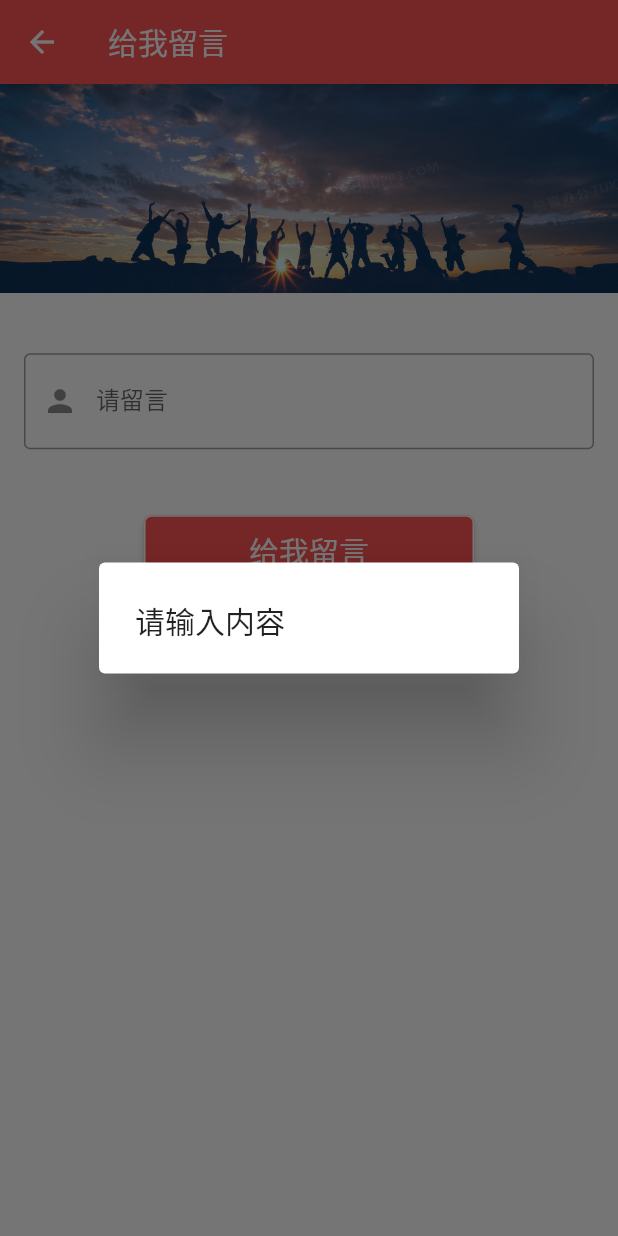
After one commit to bigirstproject/flutter_client, a Flutter app: the AboutContactPage screen opened directly, after a tap on "给我留言", on a phone screen of 412 x 824 dp. The commit adds this screen. Run offline on Flutter 3.47's test engine with Material 2 defaults, Android fonts, the phone set to English and light mode, and no system bars; our stand-ins replace flutter_swiper; missing offline and left inert: flutter_webview_plugin; network calls fail.

Commit message:
feat:给我留言模块

```diff
--- /dev/null
+++ b/lib/pages/about_contact_page.dart
@@ -0,0 +1,95 @@
+import 'package:flutter/material.dart';
+import '../services/contact.dart';
+
+/**
+ *  给我留言
+ */
+class AboutContactPage extends StatefulWidget {
+  @override
+  State<StatefulWidget> createState() {
+    return AboutContactPageState();
+  }
+}
+
+class AboutContactPageState extends State<AboutContactPage> {
+  TextEditingController controller = new TextEditingController(text: "");
+
+  @override
+  Widget build(BuildContext context) {
+    return Scaffold(
+      appBar: AppBar(
+        title: Text("给我留言"),
+      ),
+      body: Container(
+        color: Colors.white,
+        child: Column(
+          mainAxisAlignment: MainAxisAlignment.start,
+          crossAxisAlignment: CrossAxisAlignment.center,
+          children: [
+            Image.asset("assets/images/banners/2.jpeg", fit: BoxFit.cover),
+            SizedBox(
+              height: 40,
+            ),
+            SizedBox(
+              width: 380,
+              height: 68,
+              child: TextField(
+                controller: controller,
+                decoration: InputDecoration(
+                    hintText: "请留言",
+                    labelText: "请留言",
+                    border: OutlineInputBorder(),
+                    prefixIcon: Icon(Icons.person)),
+              ),
+            ),
+            SizedBox(
+              height: 40,
+            ),
+            SizedBox(
+              height: 48,
+              width: 220.0,
+              child: RaisedButton(
+                child: Text(
+                  "给我留言",
+                  style: TextStyle(fontSize: 20),
+                ),
+                color: Theme.of(context).primaryColor,//Colors.redAccent,
+                colorBrightness: Brightness.dark,
+                textColor: Colors.white,
+                padding:
+                    EdgeInsets.only(left: 20, right: 20, top: 5, bottom: 5),
+                shape: RoundedRectangleBorder(
+                  side: BorderSide(
+                      width: 1, color: Colors.white, style: BorderStyle.solid),
+                  borderRadius: BorderRadius.only(
+                    topLeft: Radius.circular(5),
+                    topRight: Radius.circular(5),
+                    bottomLeft: Radius.circular(5),
+                    bottomRight: Radius.circular(5),
+                  ),
+                ),
+                onPressed: () {
+                  commit();
+                },
+              ),
+            ),
+          ],
+        ),
+      ),
+    );
+  }
+
+  /**
+   *  提交内容
+   */
+  void commit() {
+    if (controller.text.length == 0) {
+      showDialog(
+          context: context,
+          builder: (context) => AlertDialog(title: Text("请输入内容")));
+    } else {
+      var info = getContactInfo(controller.text);
+       print(info);
+    }
+  }
+}
--- a/lib/pages/about_us_page.dart
+++ b/lib/pages/about_us_page.dart
@@ -1,4 +1,5 @@
 import 'package:flutter/material.dart';
+import 'about_contact_page.dart';
 
 class AboutUsPage extends StatefulWidget {
   @override
@@ -6,7 +7,6 @@ class AboutUsPage extends StatefulWidget {
 }
 
 class _AboutUsPageState extends State<AboutUsPage> {
-
   @override
   Widget build(BuildContext context) {
     return Scaffold(
@@ -45,6 +45,17 @@ class _AboutUsPageState extends State<AboutUsPage> {
           Divider(
             height: 10,
             color: Colors.grey,
+          ),
+          ListTile(
+            leading: Icon(Icons.message),
+            title: Text("给我留言"),
+            onTap: () {
+              Navigator.push(context, MaterialPageRoute(builder: (context)=>AboutContactPage()));
+            },
+          ),
+          Divider(
+            height: 10,
+            color: Colors.grey,
           )
         ],
       ),
--- a/lib/services/contact.dart
+++ b/lib/services/contact.dart
@@ -0,0 +1,11 @@
+import 'package:http/http.dart' as http;
+import '../conf/configure.dart';
+
+getContactInfo(String msg) async {
+  String url =
+      "http://" + config.IP + ":" + config.PORT + "/?action=contactCompany&msg=$msg";
+  var res = await http.get(url);
+  String body = res.body;
+  print(body);
+  return body;
+}
```
